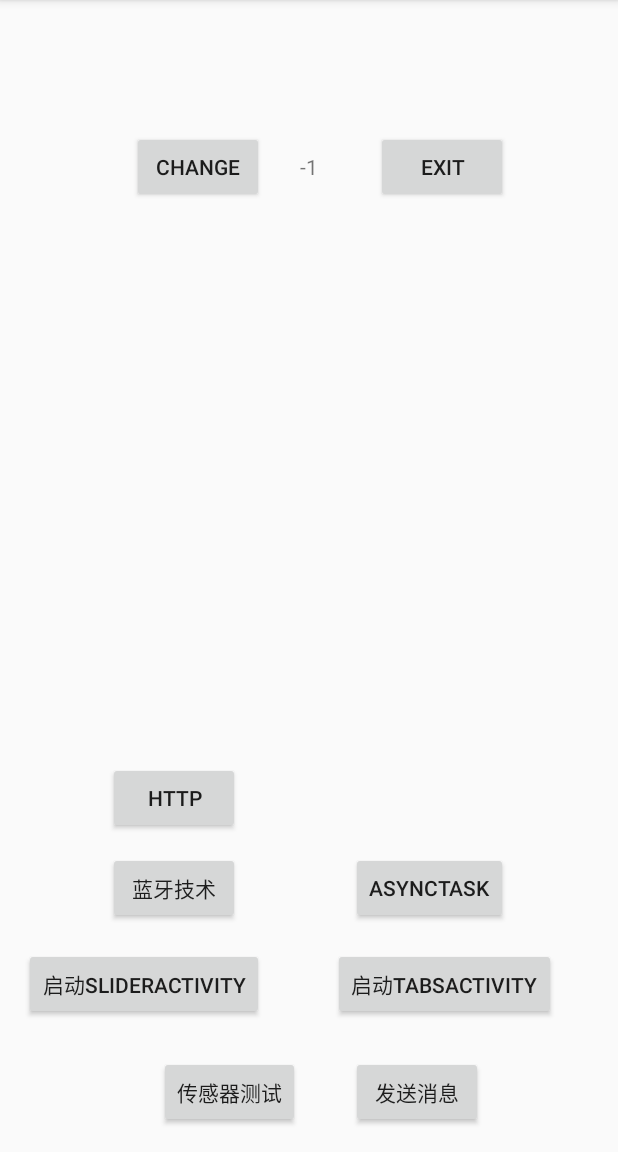
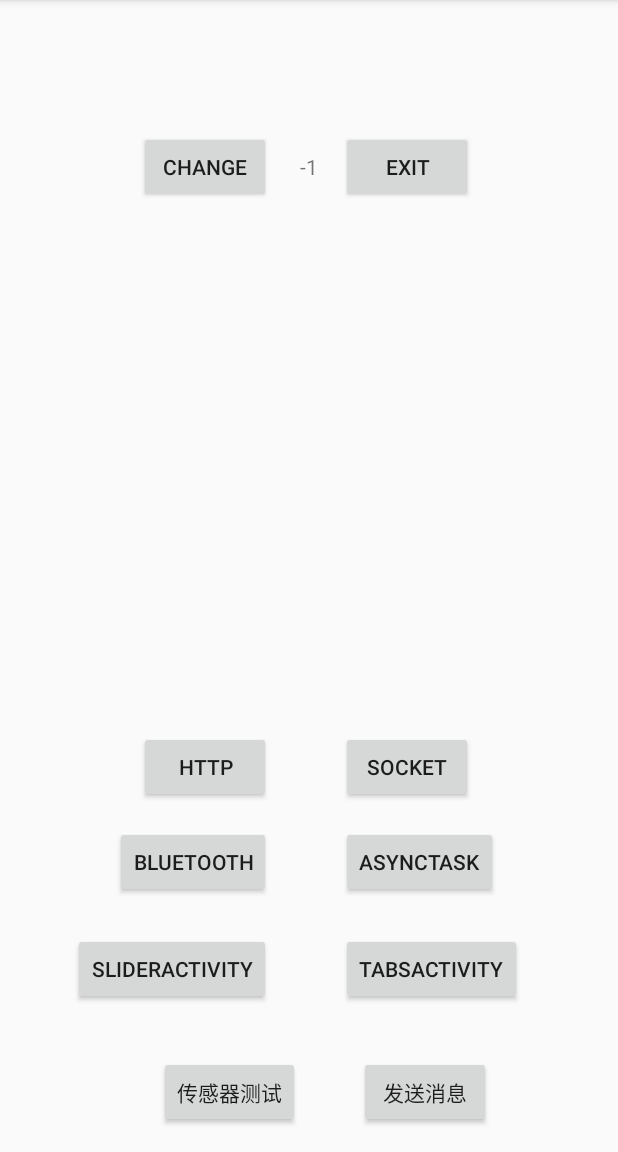
Before and after one commit to rty813/zhang.myapplication, an Android app: the screen it shows after launch (MainActivity), on a phone screen of 412 x 824 dp, the part 84-1236 px from its top. Run offline under Robolectric (Android 15) with nearby library versions, the phone set to English and light mode, and no system bars.

Commit message:
socket activity init

```diff
--- a/app/src/main/AndroidManifest.xml
+++ b/app/src/main/AndroidManifest.xml
@@ -49,7 +49,8 @@
             android:theme="@style/AppTheme.NoActionBar" />
         <activity android:name=".BluetoothActivity" />
         <activity android:name=".AsyncTaskActivity" />
-        <activity android:name=".HttpActivity"></activity>
+        <activity android:name=".HttpActivity" />
+        <activity android:name=".SocketActivity"></activity>
     </application>
 
 </manifest>
--- a/app/src/main/java/com/example/zhang/myapplication/HttpActivity.java
+++ b/app/src/main/java/com/example/zhang/myapplication/HttpActivity.java
@@ -23,6 +23,7 @@ public class HttpActivity extends AppCompatActivity {
     protected void onCreate(Bundle savedInstanceState) {
         super.onCreate(savedInstanceState);
         setContentView(R.layout.activity_http);
+
         findViewById(R.id.btnHttpGet).setOnClickListener(new View.OnClickListener() {
             @Override
             public void onClick(View view) {
@@ -56,7 +57,7 @@ public class HttpActivity extends AppCompatActivity {
 
                     @Override
                     protected void onPostExecute(String s) {
-                        TextView text = (TextView) findViewById(R.id.tvHttpGet);
+                        TextView text = (TextView) findViewById(R.id.tvHttp);
                         text.setMovementMethod(ScrollingMovementMethod.getInstance());
                         text.setText(s);
                         super.onPostExecute(s);
--- a/app/src/main/java/com/example/zhang/myapplication/MainActivity.java
+++ b/app/src/main/java/com/example/zhang/myapplication/MainActivity.java
@@ -54,40 +54,45 @@ public class MainActivity extends AppCompatActivity implements View.OnClickListe
         findViewById(R.id.btnStartAsyncTaskActivity).setOnClickListener(this);
         findViewById(R.id.btnStartHttpActivity).setOnClickListener(this);
         findViewById(R.id.btnExit).setOnClickListener(this);
+        findViewById(R.id.btnStartSocketActivity).setOnClickListener(this);
     }
 
     @Override
     public void onClick(View view) {
         switch (view.getId()) {
-            case R.id.btnStartBluetooth:
-                startActivity(new Intent(MainActivity.this,BluetoothActivity.class));
-                break;
-            case R.id.btnStartSliderActivity:
-                startActivity(new Intent(MainActivity.this,SliderActivity.class));
-                break;
-            case R.id.btnStartTabsActivity:
-                startActivity(new Intent(MainActivity.this,Tabs.class));
-                break;
-            case R.id.btnSend:
-                sendBroadcast(new Intent(this,MyReceiver.class));
+            case R.id.btnExit:
+                System.exit(0);
                 break;
             case R.id.btnchange:
                 Tv.setText(num+"");
                 num++;
                 break;
+            case R.id.btnSend:
+                sendBroadcast(new Intent(this,MyReceiver.class));
+                break;
+            case R.id.btnStartBluetooth:
+                startActivity(new Intent(this,BluetoothActivity.class));
+                break;
+            case R.id.btnStartSliderActivity:
+                startActivity(new Intent(this,SliderActivity.class));
+                break;
+            case R.id.btnStartTabsActivity:
+                startActivity(new Intent(this,Tabs.class));
+                break;
             case R.id.btnStartSensor:
-                startActivity(new Intent(MainActivity.this,SensorActivity.class));
+                startActivity(new Intent(this,SensorActivity.class));
                 break;
             case R.id.btnStartAsyncTaskActivity:
-                startActivity(new Intent(MainActivity.this,AsyncTaskActivity.class));
+                startActivity(new Intent(this,AsyncTaskActivity.class));
                 break;
             case R.id.btnStartHttpActivity:
-                startActivity(new Intent(MainActivity.this,HttpActivity.class));
+                startActivity(new Intent(this,HttpActivity.class));
                 break;
-            case R.id.btnExit:
-                System.exit(0);
-                break;
+            case R.id.btnStartSocketActivity:
+                startActivity(new Intent(this,SocketActivity.class));
         }
     }
 
+
+
 }
--- a/app/src/main/res/layout/activity_http.xml
+++ b/app/src/main/res/layout/activity_http.xml
@@ -29,7 +29,7 @@
         android:layout_alignLeft="@+id/btnHttpGet"
         android:layout_alignStart="@+id/btnHttpGet"
         android:scrollbars="vertical"
-        android:id="@+id/tvHttpGet" />
+        android:id="@+id/tvHttp" />
 
     <EditText
         android:layout_width="wrap_content"
--- a/app/src/main/res/layout/activity_main.xml
+++ b/app/src/main/res/layout/activity_main.xml
@@ -19,27 +19,6 @@
         android:layout_alignParentTop="true"
         android:layout_centerHorizontal="true"
         android:layout_marginTop="85dp" />
-
-    <Button
-        android:text="启动SliderActivity"
-        android:layout_width="wrap_content"
-        android:layout_height="wrap_content"
-        android:id="@+id/btnStartSliderActivity"
-        android:layout_alignParentBottom="true"
-        android:layout_alignParentLeft="true"
-        android:layout_alignParentStart="true"
-        android:layout_marginBottom="72dp" />
-
-    <Button
-        android:text="启动TabsActivity"
-        android:layout_width="wrap_content"
-        android:layout_height="wrap_content"
-        android:layout_alignBottom="@+id/btnStartSliderActivity"
-        android:layout_toRightOf="@+id/textview"
-        android:layout_toEndOf="@+id/textview"
-        android:layout_marginLeft="10dp"
-        android:layout_marginStart="10dp"
-        android:id="@+id/btnStartTabsActivity" />
 
     <Button
         android:text="发送消息"
@@ -72,43 +51,76 @@
         android:layout_alignEnd="@+id/btnStartSliderActivity" />
 
     <Button
-        android:text="蓝牙技术"
-        android:layout_width="wrap_content"
-        android:layout_height="wrap_content"
-        android:layout_marginRight="16dp"
-        android:layout_marginEnd="16dp"
-        android:id="@+id/btnStartBluetooth"
-        android:layout_above="@+id/btnStartSliderActivity"
-        android:layout_alignRight="@+id/btnStartSliderActivity"
-        android:layout_alignEnd="@+id/btnStartSliderActivity"
-        android:layout_marginBottom="16dp" />
-
-    <Button
         android:text="AsyncTask"
         android:layout_width="wrap_content"
         android:layout_height="wrap_content"
-        android:layout_alignTop="@+id/btnStartBluetooth"
-        android:layout_alignLeft="@+id/btnSend"
-        android:layout_alignStart="@+id/btnSend"
-        android:id="@+id/btnStartAsyncTaskActivity" />
+        android:id="@+id/btnStartAsyncTaskActivity"
+        android:layout_alignBaseline="@+id/btnStartBluetooth"
+        android:layout_alignBottom="@+id/btnStartBluetooth"
+        android:layout_alignLeft="@+id/btnStartSocketActivity"
+        android:layout_alignStart="@+id/btnStartSocketActivity" />
+
+    <Button
+        android:text="Exit"
+        android:layout_width="wrap_content"
+        android:layout_height="wrap_content"
+        android:id="@+id/btnExit"
+        android:layout_alignBaseline="@+id/textview"
+        android:layout_alignBottom="@+id/textview"
+        android:layout_alignLeft="@+id/btnStartTabsActivity"
+        android:layout_alignStart="@+id/btnStartTabsActivity" />
+
+    <Button
+        android:text="Socket"
+        android:layout_width="wrap_content"
+        android:layout_height="wrap_content"
+        android:id="@+id/btnStartSocketActivity"
+        android:layout_alignBaseline="@+id/btnStartHttpActivity"
+        android:layout_alignBottom="@+id/btnStartHttpActivity"
+        android:layout_alignLeft="@+id/btnStartTabsActivity"
+        android:layout_alignStart="@+id/btnStartTabsActivity" />
 
     <Button
         android:text="Http"
         android:layout_width="wrap_content"
         android:layout_height="wrap_content"
+        android:layout_marginBottom="15dp"
+        android:id="@+id/btnStartHttpActivity"
         android:layout_above="@+id/btnStartBluetooth"
-        android:layout_alignRight="@+id/btnStartBluetooth"
-        android:layout_alignEnd="@+id/btnStartBluetooth"
-        android:layout_marginBottom="12dp"
-        android:id="@+id/btnStartHttpActivity" />
+        android:layout_alignRight="@+id/btnStartSliderActivity"
+        android:layout_alignEnd="@+id/btnStartSliderActivity" />
 
     <Button
-        android:text="Exit"
+        android:text="TabsActivity"
         android:layout_width="wrap_content"
         android:layout_height="wrap_content"
-        android:layout_alignBottom="@+id/btnchange"
-        android:layout_alignRight="@+id/btnStartAsyncTaskActivity"
-        android:layout_alignEnd="@+id/btnStartAsyncTaskActivity"
-        android:id="@+id/btnExit" />
+        android:id="@+id/btnStartTabsActivity"
+        android:layout_below="@+id/btnStartBluetooth"
+        android:layout_toRightOf="@+id/textview"
+        android:layout_toEndOf="@+id/textview"
+        android:layout_marginLeft="15dp"
+        android:layout_marginStart="15dp" />
+
+    <Button
+        android:text="Bluetooth"
+        android:layout_width="wrap_content"
+        android:layout_height="wrap_content"
+        android:id="@+id/btnStartBluetooth"
+        android:layout_marginBottom="23dp"
+        android:layout_above="@+id/btnStartSliderActivity"
+        android:layout_alignRight="@+id/btnStartHttpActivity"
+        android:layout_alignEnd="@+id/btnStartHttpActivity" />
+
+    <Button
+        android:text="SliderActivity"
+        android:layout_width="wrap_content"
+        android:layout_height="wrap_content"
+        android:id="@+id/btnStartSliderActivity"
+        android:layout_marginBottom="34dp"
+        android:layout_above="@+id/btnStartSensor"
+        android:layout_alignRight="@+id/btnStartSensor"
+        android:layout_alignEnd="@+id/btnStartSensor"
+        android:layout_marginRight="19dp"
+        android:layout_marginEnd="19dp" />
 
 </RelativeLayout>
--- a/build.gradle
+++ b/build.gradle
@@ -5,7 +5,7 @@ buildscript {
         jcenter()
     }
     dependencies {
-        classpath 'com.android.tools.build:gradle:2.2.0'
+        classpath 'com.android.tools.build:gradle:2.2.2'
 
         // NOTE: Do not place your application dependencies here; they belong
         // in the individual module build.gradle files
```
Also changed, not shown: 2 other files.
